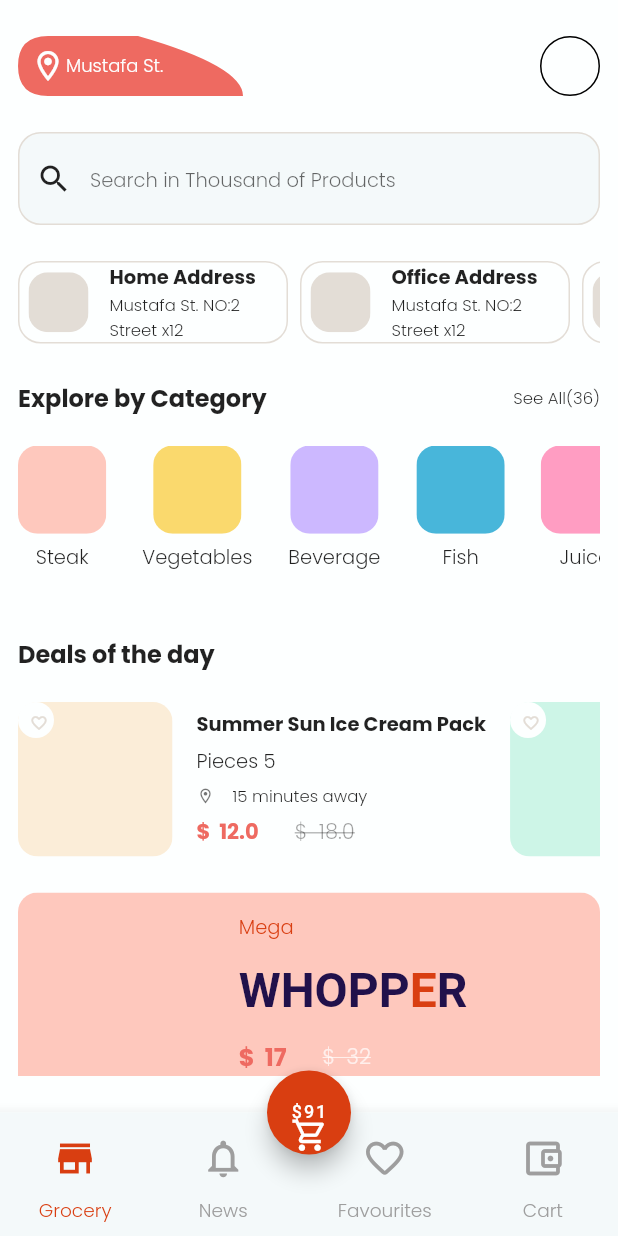
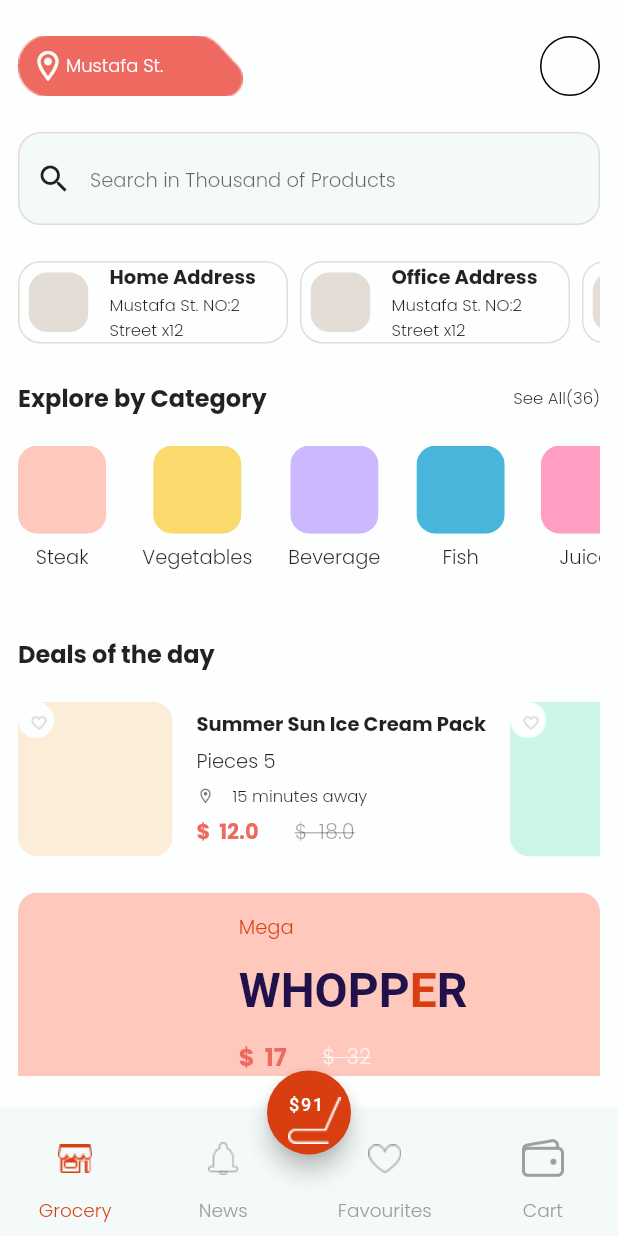
Before and after one commit to 2Math0/E_Commerce_Demo, a Flutter app: the screen it shows after launch, on a phone screen of 412 x 824 dp. Run offline on Flutter 3.47's test engine with Material 2 defaults, Android fonts, the phone set to English and light mode, and no system bars; our stand-ins replace get; Roboto replaces fonts that are missing (Helvetica).

Commit message:
implement project assets

```diff
--- a/lib/view/screens/home_screen.dart
+++ b/lib/view/screens/home_screen.dart
@@ -41,19 +41,20 @@
           onPressed: () {},
           child: Stack(
             children: [
-              const Positioned(
-                  bottom: 0,
-                  right: 15,
-                  child: Icon(
-                    Icons.shopping_cart_outlined,
-                    size: 25,
-                  )),
-              Center(
-                  child: Obx(() => Text(
-                        '\$${cartCostController.totalCost.value}',
-                        style: const TextStyle(
-                            fontSize: 12, fontFamily: 'Helvetica'),
-                      ))),
+              Positioned(
+                bottom: 7,
+                right: 7,
+                child: Image.asset('assets/icons/cart.png'),
+              ),
+              Positioned(
+                top: 16,
+                left: 14,
+                child: Obx(() => Text(
+                      '\$${cartCostController.totalCost.value}',
+                      style: const TextStyle(
+                          fontSize: 12, fontFamily: 'Helvetica'),
+                    )),
+              ),
             ],
           ),
         ),
@@ -70,7 +71,7 @@
                 children: [
                   BottomNavItem(
                     currentTab: controller.indexPage,
-                    icon: Icons.store,
+                    assetImage: 'assets/icons/grocery.png',
                     onPress: () => controller.changeSelectedValue(0),
                     txt: 'Grocery',
                     position: 0,
@@ -78,7 +79,7 @@
                   ),
                   BottomNavItem(
                     currentTab: controller.indexPage,
-                    icon: Icons.notifications_outlined,
+                    assetImage: 'assets/icons/notifications.png',
                     onPress: () => controller.changeSelectedValue(1),
                     txt: 'News',
                     position: 1,
@@ -87,7 +88,7 @@
                   const SizedBox(width: 1),
                   BottomNavItem(
                     currentTab: controller.indexPage,
-                    icon: Icons.favorite_outline_rounded,
+                    assetImage: 'assets/icons/favourite.png',
                     onPress: () => controller.changeSelectedValue(2),
                     txt: 'Favourites',
                     position: 2,
@@ -95,7 +96,7 @@
                   ),
                   BottomNavItem(
                     currentTab: controller.indexPage,
-                    icon: Icons.account_balance_wallet_outlined,
+                    assetImage: 'assets/icons/wallet.png',
                     onPress: () => controller.changeSelectedValue(3),
                     txt: 'Cart',
                     position: 3,
--- a/lib/view/widgets/items/bottom_nav_item.dart
+++ b/lib/view/widgets/items/bottom_nav_item.dart
@@ -5,7 +5,8 @@
   final int position;
   final int currentTab;
   final void Function() onPress;
-  final IconData icon;
+  // final IconData icon;
+  final String assetImage;
   final Size size;
 
   const BottomNavItem({
@@ -14,8 +15,8 @@
     required this.txt,
     required this.position,
     required this.onPress,
-    required this.icon,
     required this.size,
+    required this.assetImage,
   }) : super(key: key);
 
   @override
@@ -34,14 +35,23 @@
                     maxHeight: size.height * 0.08,
                     maxWidth: size.height * 0.06),
                 child: Center(
-                  child: Icon(
-                    icon,
-                    size: (size.width * 0.075) < 30 ? size.width * 0.075 : 30,
+                    child: SizedBox(
+                  height: (size.width * 0.08) < 32 ? size.width * 0.08 : 32,
+                  child: Image.asset(
+                    assetImage,
                     color: currentTab == position
                         ? IconTheme.of(context).color
                         : Colors.grey,
                   ),
-                ),
+                )
+                    // Icon(
+                    //   icon,
+                    //   size: (size.width * 0.075) < 30 ? size.width * 0.075 : 30,
+                    //   color: currentTab == position
+                    //       ? IconTheme.of(context).color
+                    //       : Colors.grey,
+                    // ),
+                    ),
               ),
             ),
             SizedBox(
--- a/lib/view/widgets/page_header.dart
+++ b/lib/view/widgets/page_header.dart
@@ -17,11 +17,13 @@
     return Row(
       mainAxisAlignment: MainAxisAlignment.spaceBetween,
       children: [
-        ClipPath(
-          clipper: MyClipper(),
-          child: Container(
-            color: kRedColor83,
+        Container(
           width: 150,
+          decoration: const BoxDecoration(
+            image: DecorationImage(
+                image: AssetImage("assets/icons/location_bg.png"),
+                fit: BoxFit.cover),
+          ),
           // decoration: BoxDecoration(
           //     color: kRedColor83, borderRadius: BorderRadius.circular(40)),
           child: Padding(
@@ -39,7 +41,6 @@
                     fontWeight: FontWeight.w300),
               )
             ]),
-            ),
           ),
         ),
         Container(
```
Also changed, not shown: assets/icons/cart.png (added), assets/icons/favourite.png (added), assets/icons/grocery.png (added), assets/icons/location_bg.png (added), assets/icons/notifications.png (added), assets/icons/wallet.png (added). Lines whose indentation alone changed are shown as unchanged.
